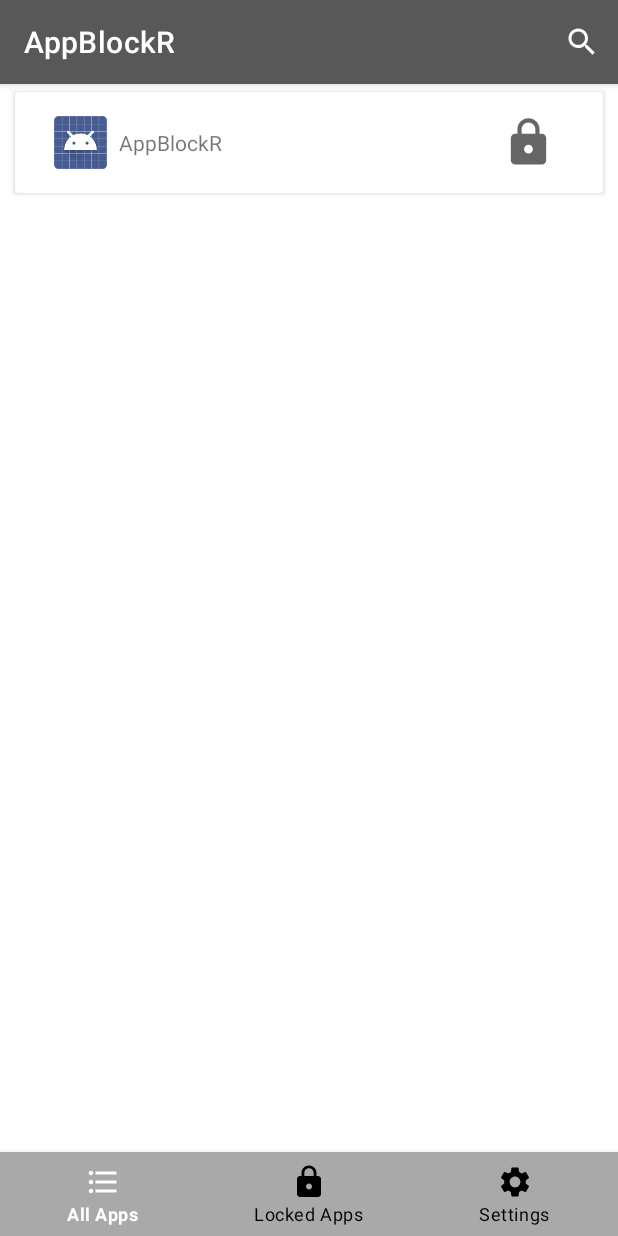
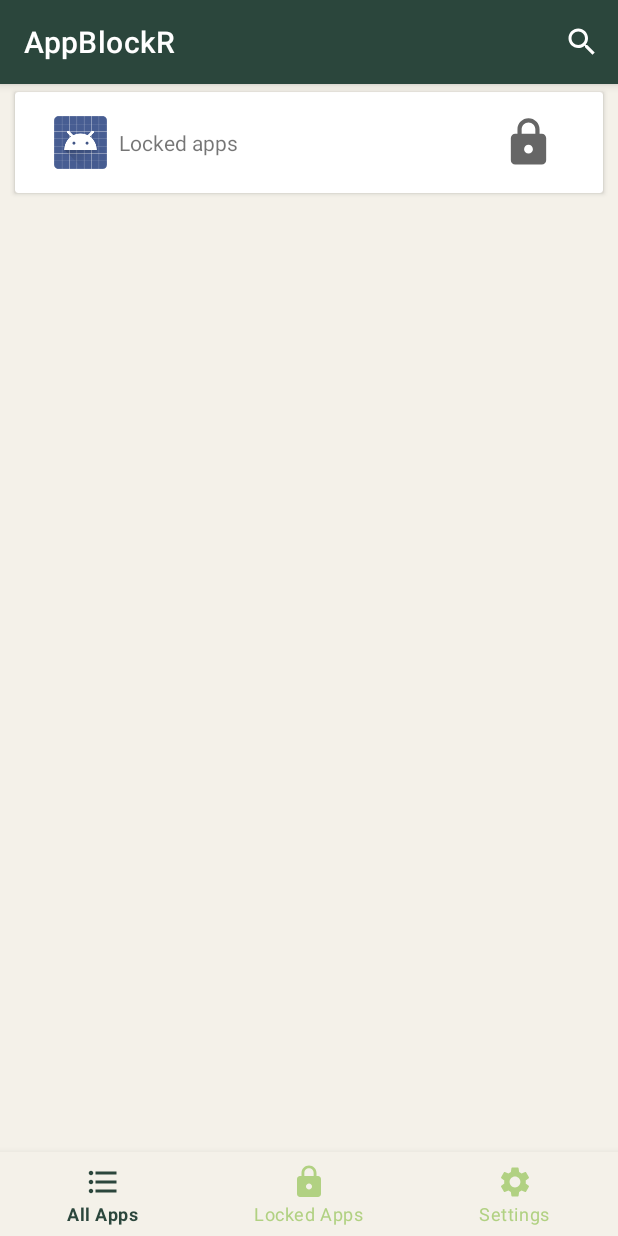
Before and after one commit to diyarfaraj/AppBlockr, an Android app: the ShowAllApps screen opened directly, with no data from a screen before it, on a phone screen of 412 x 824 dp. Run offline under Robolectric (Android 15) with nearby library versions, the phone set to English and light mode, and no system bars.

Commit message:
added new theme color

```diff
--- a/app/src/main/AndroidManifest.xml
+++ b/app/src/main/AndroidManifest.xml
@@ -28,7 +28,7 @@
 
         <activity android:name=".ScreenBlocker">
         </activity>
-        <activity android:name=".MainActivity">
+        <activity android:name=".MainActivity" android:label="Locked apps">
             <intent-filter>
                 <action android:name="android.intent.action.MAIN" />
                 <category android:name="android.intent.category.LAUNCHER" />
--- a/app/src/main/res/drawable/selector.xml
+++ b/app/src/main/res/drawable/selector.xml
@@ -1,8 +1,8 @@
 <?xml version="1.0" encoding="utf-8"?>
 <selector xmlns:android="http://schemas.android.com/apk/res/android">
     <item android:state_selected="true"
-        android:color="@color/white"/>
+        android:color="@color/darkGreen"/>
     <item android:state_selected="false"
-        android:color="@color/black"/>
+        android:color="@color/lightGreen"/>
 
 </selector>
--- a/app/src/main/res/layout/activity_main.xml
+++ b/app/src/main/res/layout/activity_main.xml
@@ -3,6 +3,7 @@
     xmlns:app="http://schemas.android.com/apk/res-auto"
     xmlns:tools="http://schemas.android.com/tools"
     android:layout_width="match_parent"
+    android:background="@color/white"
     android:layout_height="match_parent"
     android:id="@+id/main_activity"
     tools:context=".MainActivity">
@@ -51,8 +52,9 @@
       android:id="@+id/bottom_navigation"
       android:layout_width="match_parent"
       android:layout_height="wrap_content"
+
       android:layout_alignParentBottom="true"
-      app:itemBackground="@color/grey"
+      app:itemBackground="@color/white"
       app:itemIconTint="@drawable/selector"
       app:itemTextColor="@drawable/selector"
       app:menu="@menu/menu_navigation" />
--- a/app/src/main/res/layout/activity_show_all_apps.xml
+++ b/app/src/main/res/layout/activity_show_all_apps.xml
@@ -3,6 +3,8 @@
     xmlns:app="http://schemas.android.com/apk/res-auto"
     xmlns:tools="http://schemas.android.com/tools"
     android:layout_width="match_parent"
+    android:background="@color/white"
+
     android:layout_height="match_parent"
     tools:context=".ShowAllApps" >
 
@@ -18,7 +20,7 @@
         android:layout_height="wrap_content"
         android:id="@+id/bottom_navigation"
         android:layout_alignParentBottom="true"
-        app:itemBackground="@color/grey"
+        app:itemBackground="@color/white"
         app:itemTextColor="@drawable/selector"
         app:itemIconTint="@drawable/selector"
         app:menu="@menu/menu_navigation"/>
--- a/app/src/main/res/values/colors.xml
+++ b/app/src/main/res/values/colors.xml
@@ -6,8 +6,16 @@
     <color name="teal_200">#FF03DAC5</color>
     <color name="teal_700">#FF018786</color>
     <color name="black">#FF000000</color>
-    <color name="white">#FFFFFFFF</color>
+    <color name="white">#f4f1e9</color>
     <color name="grey">#A9A9A9</color>
     <color name="darkGrey">#595858</color>
 
+    <color name="darkGreen">#2b463c</color>
+    <color name="green">#688f4e</color>
+    <color name="lightGreen">#b1d182</color>
+
+
+
+
+
 </resources>
--- a/app/src/main/res/values/themes.xml
+++ b/app/src/main/res/values/themes.xml
@@ -2,8 +2,8 @@
     <!-- Base application theme. -->
     <style name="Theme.Appsift" parent="Theme.MaterialComponents.DayNight.DarkActionBar">
         <!-- Primary brand color. -->
-        <item name="colorPrimary">@color/darkGrey</item>
-        <item name="colorPrimaryVariant">@color/grey</item>
+        <item name="colorPrimary">@color/darkGreen</item>
+        <item name="colorPrimaryVariant">@color/green</item>
         <item name="colorOnPrimary">@color/white</item>
         <!-- Secondary brand color. -->
         <item name="colorSecondary">@color/teal_200</item>
```
